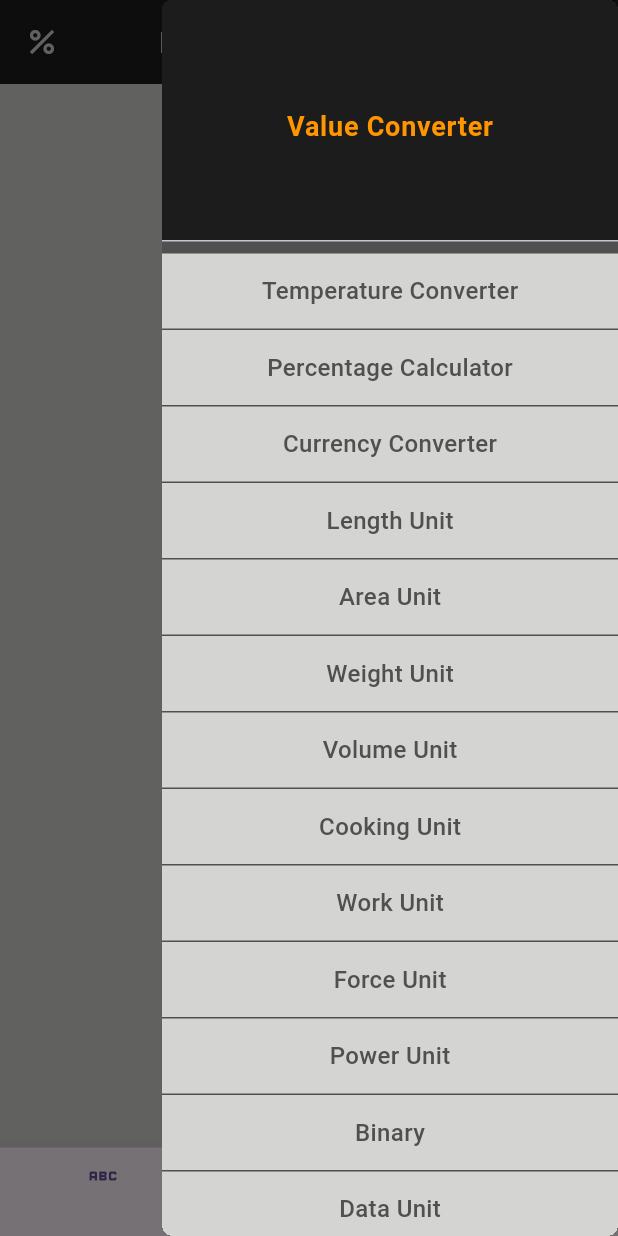
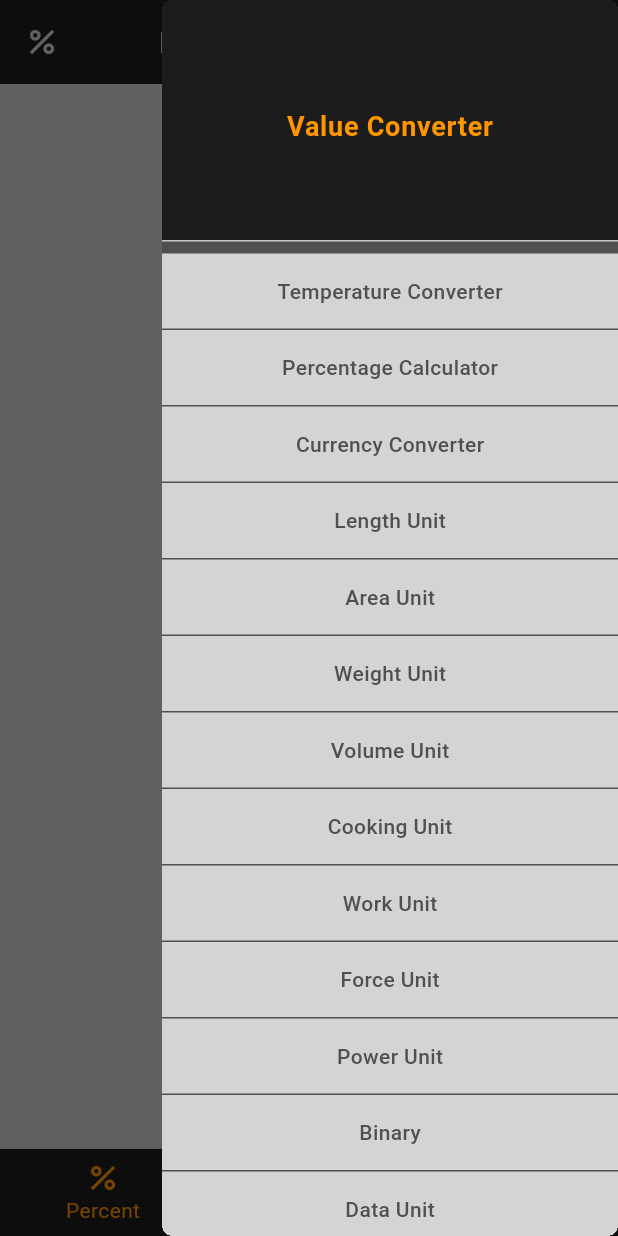
Before and after one commit to m-mhe/value_converter, a Flutter app: the PercentageScreenBottomNavigationBar screen opened directly, with the side drawer open, on a phone screen of 412 x 824 dp. Run offline on Flutter 3.47's test engine with Material 3 defaults, Android fonts, the light colour scheme and no system bars.

Commit message:
little changes

```diff
--- a/lib/app.dart
+++ b/lib/app.dart
@@ -29,8 +29,8 @@ class MyApp extends StatelessWidget {
       scaffoldBackgroundColor: AppColor.primaryColor,
       elevatedButtonTheme: ElevatedButtonThemeData(
         style: ElevatedButton.styleFrom(
-          backgroundColor: AppColor.thirdColor,
-          foregroundColor: AppColor.primaryColor,
+          backgroundColor: AppColor.secondaryColor,
+          foregroundColor: AppColor.accentColor,
           textStyle: TextStyle(fontSize: 14, fontWeight: FontWeight.w500),
           shape: RoundedRectangleBorder(
             borderRadius: BorderRadius.circular(7)
@@ -72,6 +72,11 @@ class MyApp extends StatelessWidget {
         endShape: RoundedRectangleBorder(
           borderRadius: BorderRadius.circular(7)
         )
+      ),
+      bottomNavigationBarTheme: BottomNavigationBarThemeData(
+        backgroundColor: AppColor.secondaryColor,
+        selectedItemColor: AppColor.accentColor,
+        unselectedItemColor: AppColor.primaryColor
       )
     );
   }
--- a/lib/ui/widget/appDrawer.dart
+++ b/lib/ui/widget/appDrawer.dart
@@ -49,7 +49,7 @@ class AppDrawer extends StatelessWidget {
                     style: TextStyle(
                         color: AppColor.thirdColor,
                         fontWeight: FontWeight.w500,
-                        fontSize: 16),
+                        fontSize: 14),
                   ),
                 ),
               ),
@@ -69,7 +69,7 @@ class AppDrawer extends StatelessWidget {
                     style: TextStyle(
                         color: AppColor.thirdColor,
                         fontWeight: FontWeight.w500,
-                        fontSize: 16),
+                        fontSize: 14),
                   ),
                 ),
               ),
@@ -87,7 +87,7 @@ class AppDrawer extends StatelessWidget {
                     style: TextStyle(
                         color: AppColor.thirdColor,
                         fontWeight: FontWeight.w500,
-                        fontSize: 16),
+                        fontSize: 14),
                   ),
                 ),
               ),
@@ -105,7 +105,7 @@ class AppDrawer extends StatelessWidget {
                     style: TextStyle(
                         color: AppColor.thirdColor,
                         fontWeight: FontWeight.w500,
-                        fontSize: 16),
+                        fontSize: 14),
                   ),
                 ),
               ),
@@ -123,7 +123,7 @@ class AppDrawer extends StatelessWidget {
                     style: TextStyle(
                         color: AppColor.thirdColor,
                         fontWeight: FontWeight.w500,
-                        fontSize: 16),
+                        fontSize: 14),
                   ),
                 ),
               ),
@@ -141,7 +141,7 @@ class AppDrawer extends StatelessWidget {
                     style: TextStyle(
                         color: AppColor.thirdColor,
                         fontWeight: FontWeight.w500,
-                        fontSize: 16),
+                        fontSize: 14),
                   ),
                 ),
               ),
@@ -159,7 +159,7 @@ class AppDrawer extends StatelessWidget {
                     style: TextStyle(
                         color: AppColor.thirdColor,
                         fontWeight: FontWeight.w500,
-                        fontSize: 16),
+                        fontSize: 14),
                   ),
                 ),
               ),
@@ -177,7 +177,7 @@ class AppDrawer extends StatelessWidget {
                     style: TextStyle(
                         color: AppColor.thirdColor,
                         fontWeight: FontWeight.w500,
-                        fontSize: 16),
+                        fontSize: 14),
                   ),
                 ),
               ),
@@ -195,7 +195,7 @@ class AppDrawer extends StatelessWidget {
                     style: TextStyle(
                         color: AppColor.thirdColor,
                         fontWeight: FontWeight.w500,
-                        fontSize: 16),
+                        fontSize: 14),
                   ),
                 ),
               ),
@@ -213,7 +213,7 @@ class AppDrawer extends StatelessWidget {
                     style: TextStyle(
                         color: AppColor.thirdColor,
                         fontWeight: FontWeight.w500,
-                        fontSize: 16),
+                        fontSize: 14),
                   ),
                 ),
               ),
@@ -231,7 +231,7 @@ class AppDrawer extends StatelessWidget {
                     style: TextStyle(
                         color: AppColor.thirdColor,
                         fontWeight: FontWeight.w500,
-                        fontSize: 16),
+                        fontSize: 14),
                   ),
                 ),
               ),
@@ -249,7 +249,7 @@ class AppDrawer extends StatelessWidget {
                     style: TextStyle(
                         color: AppColor.thirdColor,
                         fontWeight: FontWeight.w500,
-                        fontSize: 16),
+                        fontSize: 14),
                   ),
                 ),
               ),
@@ -267,7 +267,7 @@ class AppDrawer extends StatelessWidget {
                     style: TextStyle(
                         color: AppColor.thirdColor,
                         fontWeight: FontWeight.w500,
-                        fontSize: 16),
+                        fontSize: 14),
                   ),
                 ),
               ),
@@ -285,7 +285,7 @@ class AppDrawer extends StatelessWidget {
                     style: TextStyle(
                         color: AppColor.thirdColor,
                         fontWeight: FontWeight.w500,
-                        fontSize: 16),
+                        fontSize: 14),
                   ),
                 ),
               ),
@@ -303,7 +303,7 @@ class AppDrawer extends StatelessWidget {
                     style: TextStyle(
                         color: AppColor.thirdColor,
                         fontWeight: FontWeight.w500,
-                        fontSize: 16),
+                        fontSize: 14),
                   ),
                 ),
               ),
--- a/lib/ui/widget/percentage_screen_bottom_navigation_bar.dart
+++ b/lib/ui/widget/percentage_screen_bottom_navigation_bar.dart
@@ -12,6 +12,7 @@ class PercentageScreenBottomNavigationBar extends StatefulWidget {
 
 class _PercentageScreenBottomNavigationBarState
     extends State<PercentageScreenBottomNavigationBar> {
+  int selectIndex = 0;
   @override
   Widget build(BuildContext context) {
     return Scaffold(
@@ -21,10 +22,16 @@ class _PercentageScreenBottomNavigationBarState
       ),
       endDrawer: AppDrawer(),
       bottomNavigationBar: BottomNavigationBar(
+        currentIndex: selectIndex,
+        onTap: (i){
+          setState(() {
+            selectIndex = i;
+          });
+        },
         items: [
-          BottomNavigationBarItem(icon: Icon(Icons.abc), label: ''),
-          BottomNavigationBarItem(icon: Icon(Icons.abc), label: ''),
-          BottomNavigationBarItem(icon: Icon(Icons.abc), label: ''),
+          BottomNavigationBarItem(icon: Icon(Icons.percent), label: 'Percent'),
+          BottomNavigationBarItem(icon: Icon(Icons.join_left), label: 'Net'),
+          BottomNavigationBarItem(icon: Icon(Icons.join_full), label: 'Total'),
         ],
       ),
     );
```
